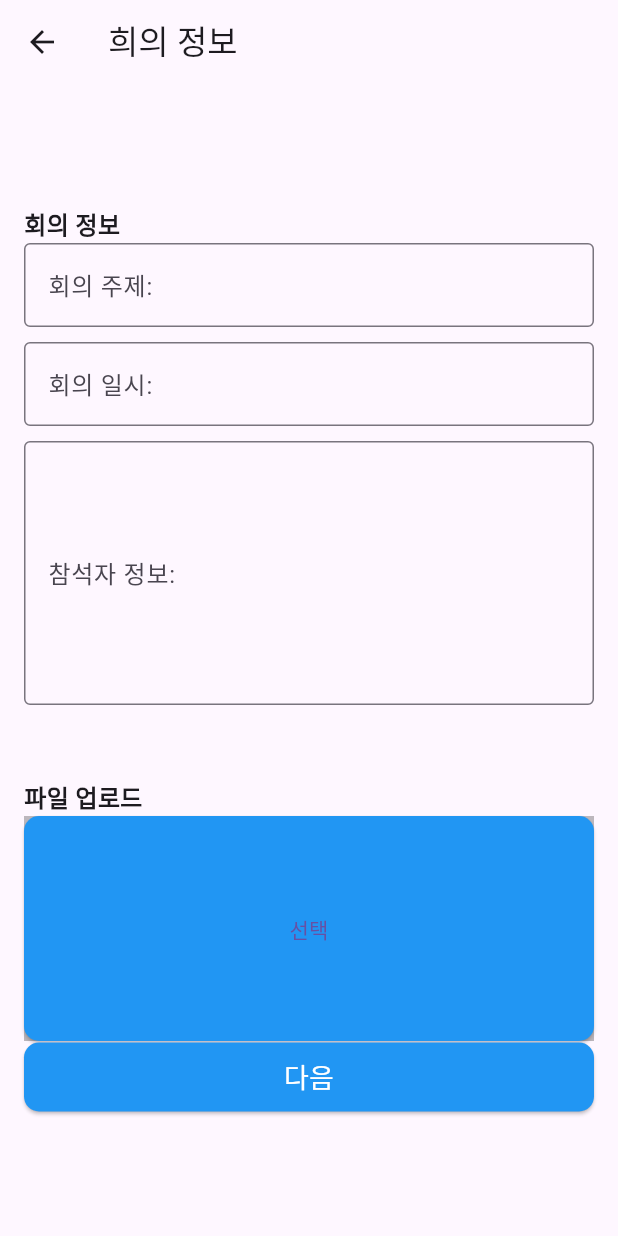
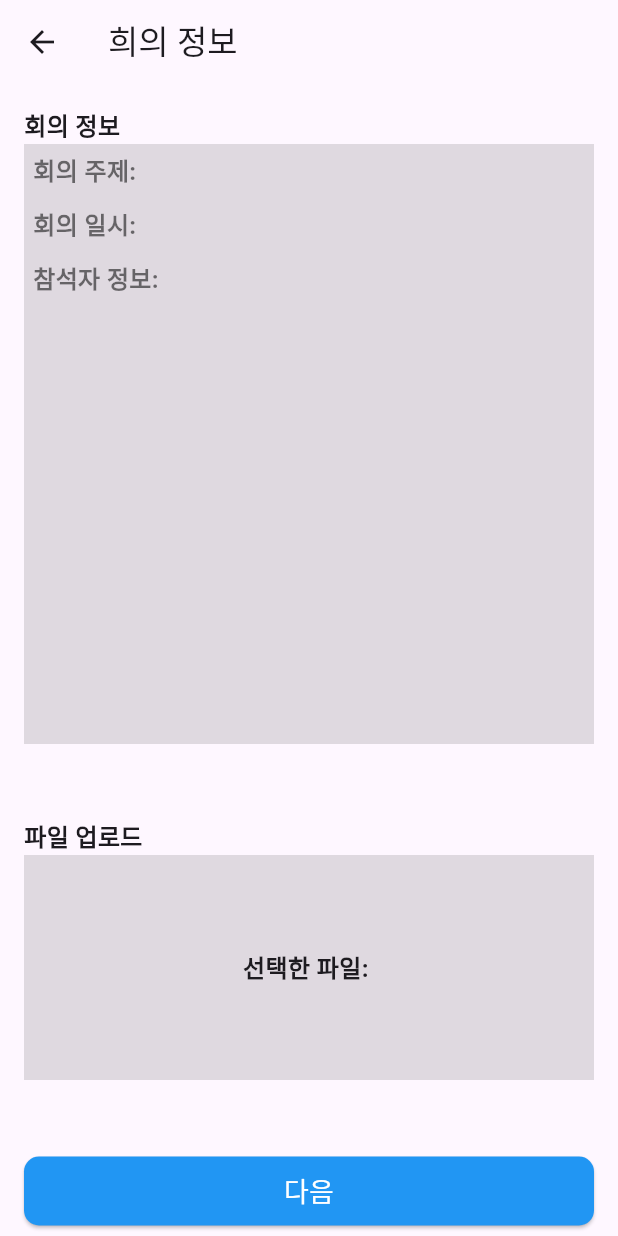
Before and after one commit to highfiveAI/flowy_flutter, a Flutter app: the UploadScreen screen opened directly, after a tap on "선택", on a phone screen of 412 x 824 dp. Run offline on Flutter 3.47's test engine with Material 3 defaults, Android fonts, the phone set to English and light mode, and no system bars; our stand-ins replace dio; missing offline and left inert: file_selector.

Commit message:
DESIGN: 로딩, 파일 올리기
로딩 페이지 디자인,
파일 올리기 기능 완성

```diff
--- a/lib/screens/upload_info.dart
+++ b/lib/screens/upload_info.dart
@@ -1,4 +1,8 @@
+
+import 'package:dio/dio.dart';
+import 'package:file_selector/file_selector.dart';
 import 'package:flutter/material.dart';
+import 'package:record3/screens/loading.dart';
 
 class UploadScreen extends StatefulWidget {
   @override
@@ -6,6 +10,74 @@ class UploadScreen extends StatefulWidget {
 }
 
 class _UploadScreenState extends State<UploadScreen> {
+
+  XFile? _selectedFile;
+  String _uploadStatus = '파일을 선택하세요';
+
+  Future<void> _pickFile() async {
+    try {
+      final XFile? file = await openFile(
+          acceptedTypeGroups: [
+            XTypeGroup(label: 'images', extensions: ['jpg', 'jpeg', 'png', 'gif', 'bmp']),
+            XTypeGroup(label: 'documents', extensions: ['pdf', 'doc', 'docx', 'txt']),
+            XTypeGroup(label: 'audio', extensions: ['mp3', 'wav', 'aac']),
+            XTypeGroup(label: 'video', extensions: ['mp4', 'mkv', 'avi']),
+            XTypeGroup(label: 'archives', extensions: ['zip', 'rar', '7z']),
+            XTypeGroup(label: 'code', extensions: ['js', 'dart', 'py', 'java']),
+          ],
+      );
+
+      if (file != null) {
+        setState(() {
+          _selectedFile = file;
+          _uploadStatus = '파일 선택 완료: ${file.name}';
+        });
+      }
+    } catch (e) {
+      setState(() {
+        _uploadStatus = '파일 선택 오류: $e';
+      });
+    }
+  }
+
+  Future<void> _uploadFile() async {
+    if (_selectedFile == null) return;
+
+    final dio = Dio();
+    final uri = 'http://10.0.2.2:8000/multipart-test';
+
+    try {
+      // 파일을 FormData로 변환
+      FormData formData = FormData.fromMap({
+        'file': await MultipartFile.fromFile(_selectedFile!.path, filename: _selectedFile!.name),
+      });
+
+      // 파일 업로드 요청
+      final response = await dio.post(
+        uri,
+        data: formData,
+        options: Options(contentType: 'multipart/form-data'),
+      );
+
+      if (response.statusCode == 200) {
+        setState(() {
+          _uploadStatus = '파일 업로드 성공!  ${response.data['message']} (파일명: ${response.data['filename']}) ';
+          print(_uploadStatus);
+        });
+      } else {
+        setState(() {
+          _uploadStatus = '업로드 실패: ${response.statusCode}';
+          print(_uploadStatus);
+        });
+      }
+    } catch (e) {
+      setState(() {
+        _uploadStatus = '업로드 중 오류 발생: $e';
+        print(_uploadStatus);
+      });
+    }
+  }
+
   // 각 입력 필드를 위한 컨트롤러
   final TextEditingController _controller1 = TextEditingController();
   final TextEditingController _controller2 = TextEditingController();
@@ -25,31 +97,44 @@ class _UploadScreenState extends State<UploadScreen> {
           children: <Widget>[
             Text('회의 정보',
               style: TextStyle(
-                fontSize: 16,
-                fontWeight: FontWeight.bold
+                  fontSize: 16,
+                  fontWeight: FontWeight.bold
               ),),
-            TextField(
-              controller: _controller1,
-              decoration: InputDecoration(
-                labelText: '회의 주제:',
-                border: OutlineInputBorder(),
-              ),
-            ),
-            SizedBox(height: 10),
-            TextField(
-              controller: _controller2,
-              decoration: InputDecoration(
-                labelText: '회의 일시:',
-                border: OutlineInputBorder(),
-              ),
-            ),
-            SizedBox(height: 10),
-            TextFormField(
-              controller: _controller3,
-              maxLines: 6, // 최대 3줄
-              decoration: InputDecoration(
-                labelText: '참석자 정보:',
-                border: OutlineInputBorder(),
+            Container(
+              color: Colors.black12,
+              width: 200,
+              height: 400,
+              child: Column(
+                crossAxisAlignment: CrossAxisAlignment.stretch,
+                children: <Widget>[
+                  Padding(
+                      padding: const EdgeInsets.all(6.0),
+                      child: Text('회의 주제:',
+                        style: TextStyle(
+                          color: Colors.black54,
+                          fontSize: 16,
+                          fontWeight: FontWeight.bold
+                      ),),
+                  ),
+                  Padding(
+                    padding: const EdgeInsets.all(6.0),
+                    child: Text('회의 일시:',
+                      style: TextStyle(
+                          color: Colors.black54,
+                          fontSize: 16,
+                          fontWeight: FontWeight.bold
+                      ),),
+                  ),
+                  Padding(
+                    padding: const EdgeInsets.all(6.0),
+                    child: Text('참석자 정보:',
+                      style: TextStyle(
+                          color: Colors.black54,
+                          fontSize: 16,
+                          fontWeight: FontWeight.bold
+                      ),),
+                  ),
+                ],
               ),
             ),
             SizedBox(height: 50),
@@ -61,27 +146,39 @@ class _UploadScreenState extends State<UploadScreen> {
             ),
             Container(
               height: 150,
-              color: Colors.black26,
-              child: ElevatedButton(onPressed: () {},
+              color: Colors.black12,
+              child: Center(
+                child: _selectedFile == null
+                    ? ElevatedButton(
+                  onPressed: _pickFile,
                   style: ElevatedButton.styleFrom(
                     backgroundColor: Colors.blue, // 버튼 배경색
-                    padding: EdgeInsets.symmetric(vertical: 10), // 패딩 조정
+                    padding: const EdgeInsets.symmetric(horizontal: 20, vertical: 10), // 버튼 크기 조정
                     shape: RoundedRectangleBorder(
                       borderRadius: BorderRadius.circular(10), // 버튼 모서리 둥글게
                     ),
                   ),
-                  child: Text('선택')),
+                  child: const Text(
+                    '선택',
+                    style: TextStyle(
+                      color: Colors.white, // 텍스트 색상 변경
+                      fontSize: 18,
+                    ),
+                  ),
+                )
+                    : Text(
+                  '선택한 파일: ${_selectedFile!.name}',
+                  style: const TextStyle(fontSize: 16, fontWeight: FontWeight.bold),
+                ),
+              ),
             ),
+            SizedBox(height: 50),
 
             ElevatedButton(
               onPressed: () {
-                // 버튼 클릭 시 입력된 값 출력
-                print('Input 1: ${_controller1.text}');
-                print('Input 2: ${_controller2.text}');
-                print('Input 3: ${_controller3.text}');
                 Navigator.push(
                   context,
-                  MaterialPageRoute(builder: (context) => UploadScreen()),
+                  MaterialPageRoute(builder: (context) => CircleScreen()),
                 );
               },
               style: ElevatedButton.styleFrom(
--- a/pubspec.yaml
+++ b/pubspec.yaml
@@ -30,10 +30,13 @@ environment:
 dependencies:
   flutter:
     sdk: flutter
+  file_selector: ^0.9.3
+  http: ^1.4.0
 
   # The following adds the Cupertino Icons font to your application.
   # Use with the CupertinoIcons class for iOS style icons.
   cupertino_icons: ^1.0.8
+  dio: ^5.8.0+1
 
 dev_dependencies:
   flutter_test:
```
Also changed, not shown: lib/screens/loading.dart (added, +63 -0 lines), pubspec.lock, 6 other files.
